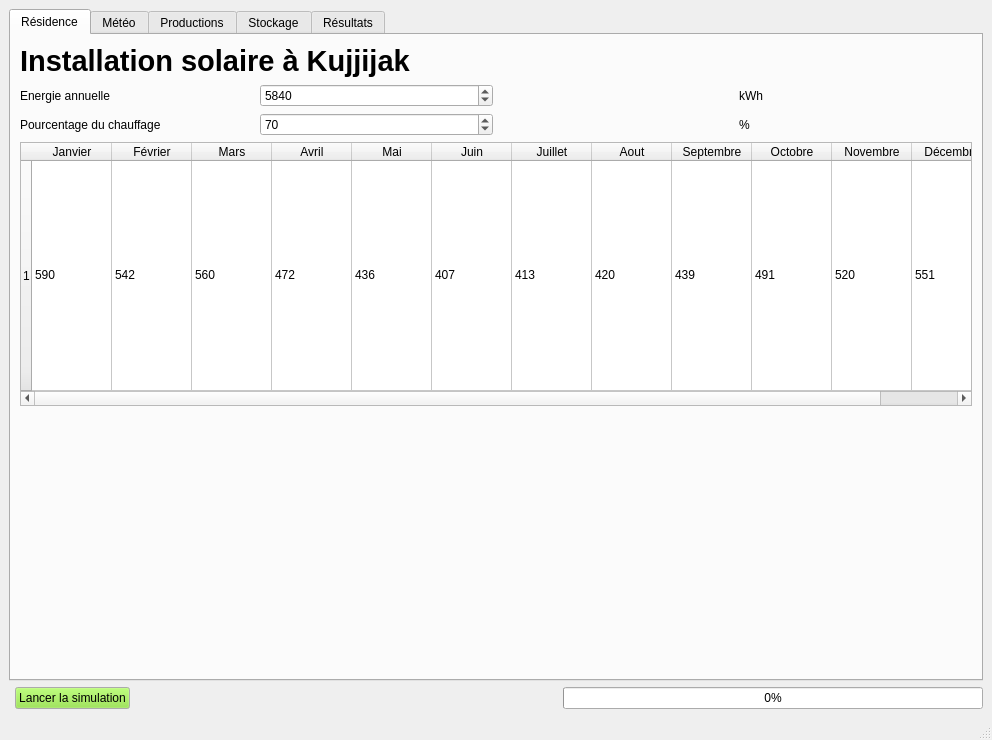
Above: Stockage/Application/GUI.ui from nicolasleguerroue/Utils-python before the change. Below: the same form after it.
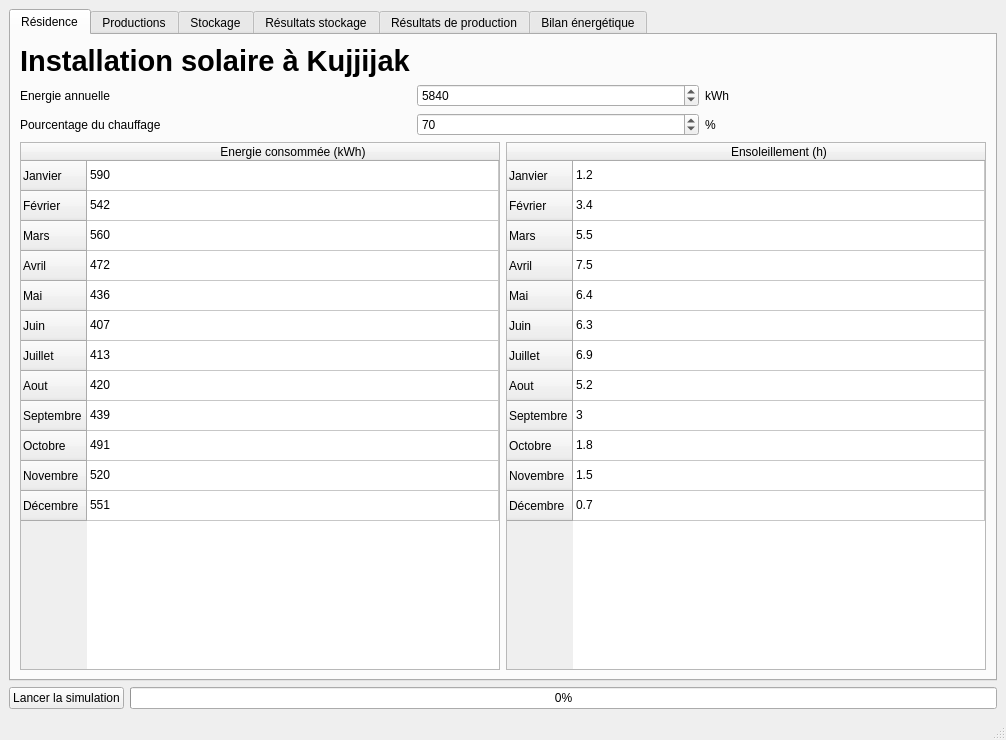
That is the form after the change. The open tabs and pages were chosen to show the change. Custom widgets are drawn as their Qt base class.

What changed in the file:
```diff
--- a/Stockage/Application/GUI.ui
+++ b/Stockage/Application/GUI.ui
@@ -6,7 +6,7 @@
    <rect>
     <x>0</x>
     <y>0</y>
-    <width>992</width>
+    <width>1006</width>
     <height>740</height>
    </rect>
   </property>
@@ -26,53 +26,425 @@
    <bool>false</bool>
   </property>
   <widget class="QWidget" name="centralwidget">
-   <layout class="QGridLayout" name="gridLayout">
-    <item row="2" column="2">
-     <spacer name="horizontalSpacer">
-      <property name="orientation">
-       <enum>Qt::Horizontal</enum>
+   <layout class="QGridLayout" name="gridLayout_8">
+    <item row="1" column="1">
+     <widget class="QProgressBar" name="pb_progressBar">
+      <property name="value">
+       <number>0</number>
       </property>
-      <property name="sizeHint" stdset="0">
-       <size>
-        <width>40</width>
-        <height>20</height>
-       </size>
-      </property>
-     </spacer>
+     </widget>
     </item>
-    <item row="2" column="1">
-     <widget class="QPushButton" name="pb_openPort">
+    <item row="1" column="0">
+     <widget class="QPushButton" name="pb_run">
       <property name="palette">
        <palette>
         <active>
+         <colorrole role="WindowText">
+          <brush brushstyle="SolidPattern">
+           <color alpha="255">
+            <red>0</red>
+            <green>0</green>
+            <blue>0</blue>
+           </color>
+          </brush>
+         </colorrole>
          <colorrole role="Button">
           <brush brushstyle="SolidPattern">
            <color alpha="255">
-            <red>138</red>
-            <green>226</green>
-            <blue>52</blue>
+            <red>46</red>
+            <green>194</green>
+            <blue>126</blue>
+           </color>
+          </brush>
+         </colorrole>
+         <colorrole role="Light">
+          <brush brushstyle="SolidPattern">
+           <color alpha="255">
+            <red>96</red>
+            <green>255</green>
+            <blue>182</blue>
+           </color>
+          </brush>
+         </colorrole>
+         <colorrole role="Midlight">
+          <brush brushstyle="SolidPattern">
+           <color alpha="255">
+            <red>71</red>
+            <green>224</green>
+            <blue>154</blue>
+           </color>
+          </brush>
+         </colorrole>
+         <colorrole role="Dark">
+          <brush brushstyle="SolidPattern">
+           <color alpha="255">
+            <red>23</red>
+            <green>97</green>
+            <blue>63</blue>
+           </color>
+          </brush>
+         </colorrole>
+         <colorrole role="Mid">
+          <brush brushstyle="SolidPattern">
+           <color alpha="255">
+            <red>31</red>
+            <green>129</green>
+            <blue>84</blue>
+           </color>
+          </brush>
+         </colorrole>
+         <colorrole role="Text">
+          <brush brushstyle="SolidPattern">
+           <color alpha="255">
+            <red>0</red>
+            <green>0</green>
+            <blue>0</blue>
+           </color>
+          </brush>
+         </colorrole>
+         <colorrole role="BrightText">
+          <brush brushstyle="SolidPattern">
+           <color alpha="255">
+            <red>255</red>
+            <green>255</green>
+            <blue>255</blue>
+           </color>
+          </brush>
+         </colorrole>
+         <colorrole role="ButtonText">
+          <brush brushstyle="SolidPattern">
+           <color alpha="255">
+            <red>0</red>
+            <green>0</green>
+            <blue>0</blue>
+           </color>
+          </brush>
+         </colorrole>
+         <colorrole role="Base">
+          <brush brushstyle="SolidPattern">
+           <color alpha="255">
+            <red>255</red>
+            <green>255</green>
+            <blue>255</blue>
+           </color>
+          </brush>
+         </colorrole>
+         <colorrole role="Window">
+          <brush brushstyle="SolidPattern">
+           <color alpha="255">
+            <red>46</red>
+            <green>194</green>
+            <blue>126</blue>
+           </color>
+          </brush>
+         </colorrole>
+         <colorrole role="Shadow">
+          <brush brushstyle="SolidPattern">
+           <color alpha="255">
+            <red>0</red>
+            <green>0</green>
+            <blue>0</blue>
+           </color>
+          </brush>
+         </colorrole>
+         <colorrole role="AlternateBase">
+          <brush brushstyle="SolidPattern">
+           <color alpha="255">
+            <red>150</red>
+            <green>224</green>
+            <blue>190</blue>
+           </color>
+          </brush>
+         </colorrole>
+         <colorrole role="ToolTipBase">
+          <brush brushstyle="SolidPattern">
+           <color alpha="255">
+            <red>255</red>
+            <green>255</green>
+            <blue>220</blue>
+           </color>
+          </brush>
+         </colorrole>
+         <colorrole role="ToolTipText">
+          <brush brushstyle="SolidPattern">
+           <color alpha="255">
+            <red>0</red>
+            <green>0</green>
+            <blue>0</blue>
            </color>
           </brush>
          </colorrole>
         </active>
         <inactive>
+         <colorrole role="WindowText">
+          <brush brushstyle="SolidPattern">
+           <color alpha="255">
+            <red>0</red>
+            <green>0</green>
+            <blue>0</blue>
+           </color>
+          </brush>
+         </colorrole>
          <colorrole role="Button">
           <brush brushstyle="SolidPattern">
            <color alpha="255">
-            <red>138</red>
-            <green>226</green>
-            <blue>52</blue>
+            <red>239</red>
+            <green>239</green>
+            <blue>239</blue>
+           </color>
+          </brush>
+         </colorrole>
+         <colorrole role="Light">
+          <brush brushstyle="SolidPattern">
+           <color alpha="255">
+            <red>255</red>
+            <green>255</green>
+            <blue>255</blue>
+           </color>
+          </brush>
+         </colorrole>
+         <colorrole role="Midlight">
+          <brush brushstyle="SolidPattern">
+           <color alpha="255">
+            <red>202</red>
+            <green>202</green>
+            <blue>202</blue>
+           </color>
+          </brush>
+         </colorrole>
+         <colorrole role="Dark">
+          <brush brushstyle="SolidPattern">
+           <color alpha="255">
+            <red>159</red>
+            <green>159</green>
+            <blue>159</blue>
+           </color>
+          </brush>
+         </colorrole>
+         <colorrole role="Mid">
+          <brush brushstyle="SolidPattern">
+           <color alpha="255">
+            <red>184</red>
+            <green>184</green>
+            <blue>184</blue>
+           </color>
+          </brush>
+         </colorrole>
+         <colorrole role="Text">
+          <brush brushstyle="SolidPattern">
+           <color alpha="255">
+            <red>0</red>
+            <green>0</green>
+            <blue>0</blue>
+           </color>
+          </brush>
+         </colorrole>
+         <colorrole role="BrightText">
+          <brush brushstyle="SolidPattern">
+           <color alpha="255">
+            <red>255</red>
+            <green>255</green>
+            <blue>255</blue>
+           </color>
+          </brush>
+         </colorrole>
+         <colorrole role="ButtonText">
+          <brush brushstyle="SolidPattern">
+           <color alpha="255">
+            <red>0</red>
+            <green>0</green>
+            <blue>0</blue>
+           </color>
+          </brush>
+         </colorrole>
+         <colorrole role="Base">
+          <brush brushstyle="SolidPattern">
+           <color alpha="255">
+            <red>255</red>
+            <green>255</green>
+            <blue>255</blue>
+           </color>
+          </brush>
+         </colorrole>
+         <colorrole role="Window">
+          <brush brushstyle="SolidPattern">
+           <color alpha="255">
+            <red>239</red>
+            <green>239</green>
+            <blue>239</blue>
+           </color>
+          </brush>
+         </colorrole>
+         <colorrole role="Shadow">
+          <brush brushstyle="SolidPattern">
+           <color alpha="255">
+            <red>118</red>
+            <green>118</green>
+            <blue>118</blue>
+           </color>
+          </brush>
+         </colorrole>
+         <colorrole role="AlternateBase">
+          <brush brushstyle="SolidPattern">
+           <color alpha="255">
+            <red>247</red>
+            <green>247</green>
+            <blue>247</blue>
+           </color>
+          </brush>
+         </colorrole>
+         <colorrole role="ToolTipBase">
+          <brush brushstyle="SolidPattern">
+           <color alpha="255">
+            <red>255</red>
+            <green>255</green>
+            <blue>220</blue>
+           </color>
+          </brush>
+         </colorrole>
+         <colorrole role="ToolTipText">
+          <brush brushstyle="SolidPattern">
+           <color alpha="255">
+            <red>0</red>
+            <green>0</green>
+            <blue>0</blue>
            </color>
           </brush>
          </colorrole>
         </inactive>
         <disabled>
+         <colorrole role="WindowText">
+          <brush brushstyle="SolidPattern">
+           <color alpha="255">
+            <red>23</red>
+            <green>97</green>
+            <blue>63</blue>
+           </color>
+          </brush>
+         </colorrole>
          <colorrole role="Button">
           <brush brushstyle="SolidPattern">
            <color alpha="255">
-            <red>138</red>
-            <green>226</green>
-            <blue>52</blue>
+            <red>46</red>
+            <green>194</green>
+            <blue>126</blue>
+           </color>
+          </brush>
+         </colorrole>
+         <colorrole role="Light">
+          <brush brushstyle="SolidPattern">
+           <color alpha="255">
+            <red>96</red>
+            <green>255</green>
+            <blue>182</blue>
+           </color>
+          </brush>
+         </colorrole>
+         <colorrole role="Midlight">
+          <brush brushstyle="SolidPattern">
+           <color alpha="255">
+            <red>71</red>
+            <green>224</green>
+            <blue>154</blue>
+           </color>
+          </brush>
+         </colorrole>
+         <colorrole role="Dark">
+          <brush brushstyle="SolidPattern">
+           <color alpha="255">
+            <red>23</red>
+            <green>97</green>
+            <blue>63</blue>
+           </color>
+          </brush>
+         </colorrole>
+         <colorrole role="Mid">
+          <brush brushstyle="SolidPattern">
+           <color alpha="255">
+            <red>31</red>
+            <green>129</green>
+            <blue>84</blue>
+           </color>
+          </brush>
+         </colorrole>
+         <colorrole role="Text">
+          <brush brushstyle="SolidPattern">
+           <color alpha="255">
+            <red>23</red>
+            <green>97</green>
+            <blue>63</blue>
+           </color>
+          </brush>
+         </colorrole>
+         <colorrole role="BrightText">
+          <brush brushstyle="SolidPattern">
+           <color alpha="255">
+            <red>255</red>
+            <green>255</green>
+            <blue>255</blue>
+           </color>
+          </brush>
+         </colorrole>
+         <colorrole role="ButtonText">
+          <brush brushstyle="SolidPattern">
+           <color alpha="255">
+            <red>23</red>
+            <green>97</green>
+            <blue>63</blue>
+           </color>
+          </brush>
+         </colorrole>
+         <colorrole role="Base">
+          <brush brushstyle="SolidPattern">
+           <color alpha="255">
+            <red>46</red>
+            <green>194</green>
+            <blue>126</blue>
+           </color>
+          </brush>
+         </colorrole>
+         <colorrole role="Window">
+          <brush brushstyle="SolidPattern">
+           <color alpha="255">
+            <red>46</red>
+            <green>194</green>
+            <blue>126</blue>
+           </color>
+          </brush>
+         </colorrole>
+         <colorrole role="Shadow">
+          <brush brushstyle="SolidPattern">
+           <color alpha="255">
+            <red>177</red>
+            <green>177</green>
+            <blue>177</blue>
+           </color>
+          </brush>
+         </colorrole>
+         <colorrole role="AlternateBase">
+          <brush brushstyle="SolidPattern">
+           <color alpha="255">
+            <red>247</red>
+            <green>247</green>
+            <blue>247</blue>
+           </color>
+          </brush>
+         </colorrole>
+         <colorrole role="ToolTipBase">
+          <brush brushstyle="SolidPattern">
+           <color alpha="255">
+            <red>255</red>
+            <green>255</green>
+            <blue>220</blue>
+           </color>
+          </brush>
+         </colorrole>
+         <colorrole role="ToolTipText">
+          <brush brushstyle="SolidPattern">
+           <color alpha="255">
+            <red>0</red>
+            <green>0</green>
+            <blue>0</blue>
            </color>
           </brush>
          </colorrole>
@@ -84,15 +456,14 @@
       </property>
      </widget>
     </item>
-    <item row="2" column="3">
-     <widget class="QProgressBar" name="pb_progressBar">
-      <property name="value">
-       <number>0</number>
-      </property>
-     </widget>
-    </item>
-    <item row="1" column="0" colspan="4">
+    <item row="0" column="0" colspan="2">
      <widget class="QTabWidget" name="tabWidget">
+      <property name="sizePolicy">
+       <sizepolicy hsizetype="Minimum" vsizetype="Expanding">
+        <horstretch>0</horstretch>
+        <verstretch>0</verstretch>
+       </sizepolicy>
+      </property>
       <property name="currentIndex">
        <number>3</number>
       </property>
@@ -101,28 +472,7 @@
         <string>Résidence</string>
        </attribute>
        <layout class="QGridLayout" name="gridLayout_2">
-        <item row="2" column="0">
-         <widget class="QLabel" name="label_2">
-          <property name="text">
-           <string>Pourcentage du chauffage</string>
-          </property>
-         </widget>
-        </item>
-        <item row="1" column="0">
-         <widget class="QLabel" name="label">
-          <property name="text">
-           <string>Energie annuelle</string>
-          </property>
-         </widget>
-        </item>
-        <item row="2" column="3">
-         <widget class="QLabel" name="label_4">
-          <property name="text">
-           <string>%</string>
-          </property>
-         </widget>
-        </item>
-        <item row="0" column="0" colspan="4">
+        <item row="0" column="0">
          <widget class="QLabel" name="label_5">
           <property name="sizePolicy">
            <sizepolicy hsizetype="Preferred" vsizetype="Maximum">
@@ -135,17 +485,63 @@
           </property>
          </widget>
         </item>
-        <item row="1" column="3">
+        <item row="1" column="0">
+         <widget class="QLabel" name="label">
+          <property name="text">
+           <string>Energie annuelle</string>
+          </property>
+         </widget>
+        </item>
+        <item row="1" column="1">
+         <widget class="QSpinBox" name="sb__consumptionYear">
+          <property name="maximum">
+           <number>20000</number>
+          </property>
+          <property name="value">
+           <number>5840</number>
+          </property>
+         </widget>
+        </item>
+        <item row="1" column="2">
          <widget class="QLabel" name="label_3">
           <property name="text">
            <string>kWh</string>
           </property>
          </widget>
         </item>
-        <item row="3" column="0" colspan="4">
+        <item row="2" column="0">
+         <widget class="QLabel" name="label_2">
+          <property name="text">
+           <string>Pourcentage du chauffage</string>
+          </property>
+         </widget>
+        </item>
+        <item row="2" column="1">
+         <widget class="QSpinBox" name="sb_rateHeat">
+          <property name="value">
+           <number>70</number>
+          </property>
+         </widget>
+        </item>
+        <item row="2" column="2">
+         <widget class="QLabel" name="label_4">
+          <property name="text">
+           <string>%</string>
+          </property>
+         </widget>
+        </item>
+        <item row="3" column="0" colspan="3">
+         <layout class="QHBoxLayout" name="horizontalLayout">
+          <item>
          <widget class="QTableWidget" name="tw_consumption">
+            <property name="sizePolicy">
+             <sizepolicy hsizetype="Expanding" vsizetype="Minimum">
+              <horstretch>0</horstretch>
+              <verstretch>0</verstretch>
+             </sizepolicy>
+            </property>
           <property name="rowCount">
-           <number>1</number>
+             <number>12</number>
           </property>
           <attribute name="horizontalHeaderMinimumSectionSize">
            <number>70</number>
@@ -157,67 +553,71 @@
            <bool>true</bool>
           </attribute>
           <attribute name="verticalHeaderStretchLastSection">
-           <bool>true</bool>
-          </attribute>
-          <row/>
-          <column>
+             <bool>false</bool>
+            </attribute>
+            <row>
            <property name="text">
             <string>Janvier</string>
            </property>
-          </column>
-          <column>
+            </row>
+            <row>
            <property name="text">
             <string>Février</string>
            </property>
-          </column>
-          <column>
+            </row>
+            <row>
            <property name="text">
             <string>Mars</string>
            </property>
-          </column>
-          <column>
+            </row>
+            <row>
            <property name="text">
             <string>Avril</string>
            </property>
-          </column>
-          <column>
+            </row>
+            <row>
            <property name="text">
             <string>Mai</string>
            </property>
-          </column>
-          <column>
+            </row>
+            <row>
            <property name="text">
             <string>Juin</string>
            </property>
-          </column>
-          <column>
+            </row>
+            <row>
            <property name="text">
             <string>Juillet</string>
            </property>
-          </column>
-          <column>
+            </row>
+            <row>
            <property name="text">
             <string>Aout</string>
            </property>
-          </column>
-          <column>
+            </row>
+            <row>
            <property name="text">
             <string>Septembre</string>
            </property>
-          </column>
-          <column>
+            </row>
+            <row>
            <property name="text">
             <string>Octobre</string>
            </property>
-          </column>
-          <column>
+            </row>
+            <row>
            <property name="text">
             <string>Novembre</string>
            </property>
-          </column>
-          <column>
+            </row>
+            <row>
            <property name="text">
             <string>Décembre</string>
+             </property>
+            </row>
+            <column>
+             <property name="text">
+              <string>Energie consommée (kWh)</string>
            </property>
           </column>
           <item row="0" column="0">
@@ -225,165 +625,149 @@
             <string>590</string>
            </property>
           </item>
-          <item row="0" column="1">
+            <item row="1" column="0">
            <property name="text">
             <string>542</string>
            </property>
           </item>
-          <item row="0" column="2">
+            <item row="2" column="0">
            <property name="text">
             <string>560</string>
            </property>
           </item>
-          <item row="0" column="3">
+            <item row="3" column="0">
            <property name="text">
             <string>472</string>
            </property>
           </item>
-          <item row="0" column="4">
+            <item row="4" column="0">
            <property name="text">
             <string>436</string>
            </property>
           </item>
-          <item row="0" column="5">
+            <item row="5" column="0">
            <property name="text">
             <string>407</string>
            </property>
           </item>
-          <item row="0" column="6">
+            <item row="6" column="0">
            <property name="text">
             <string>413</string>
            </property>
           </item>
-          <item row="0" column="7">
+            <item row="7" column="0">
            <property name="text">
             <string>420</string>
            </property>
           </item>
-          <item row="0" column="8">
+            <item row="8" column="0">
            <property name="text">
             <string>439</string>
            </property>
           </item>
-          <item row="0" column="9">
+            <item row="9" column="0">
            <property name="text">
             <string>491</string>
            </property>
           </item>
-          <item row="0" column="10">
+            <item row="10" column="0">
            <property name="text">
             <string>520</string>
            </property>
           </item>
-          <item row="0" column="11">
+            <item row="11" column="0">
            <property name="text">
             <string>551</string>
            </property>
           </item>
          </widget>
         </item>
-        <item row="1" column="1">
-         <widget class="QSpinBox" name="sb__consumptionYear">
-          <property name="maximum">
-           <number>20000</number>
-          </property>
-          <property name="value">
-           <number>5840</number>
-          </property>
-         </widget>
-        </item>
-        <item row="2" column="1">
-         <widget class="QSpinBox" name="sb_rateHeat">
-          <property name="value">
-           <number>70</number>
-          </property>
-         </widget>
-        </item>
-        <item row="4" column="0">
-         <spacer name="verticalSpacer">
-          <property name="orientation">
-           <enum>Qt::Vertical</enum>
-          </property>
-          <property name="sizeHint" stdset="0">
-           <size>
-            <width>20</width>
-            <height>40</height>
-           </size>
-          </property>
-         </spacer>
-        </item>
-       </layout>
-      </widget>
-      <widget class="QWidget" name="tab_3">
-       <attribute name="title">
-        <string>Météo</string>
-       </attribute>
-       <layout class="QGridLayout" name="gridLayout_5">
-        <item row="1" column="0">
+          <item>
          <widget class="QTableWidget" name="tw_sun">
+            <property name="sizePolicy">
+             <sizepolicy hsizetype="Expanding" vsizetype="Minimum">
+              <horstretch>0</horstretch>
+              <verstretch>0</verstretch>
+             </sizepolicy>
+            </property>
+            <property name="rowCount">
+             <number>12</number>
+            </property>
+            <attribute name="horizontalHeaderMinimumSectionSize">
+             <number>70</number>
+            </attribute>
+            <attribute name="horizontalHeaderDefaultSectionSize">
+             <number>80</number>
+            </attribute>
+            <attribute name="horizontalHeaderStretchLastSection">
+             <bool>true</bool>
+            </attribute>
+            <attribute name="verticalHeaderStretchLastSection">
+             <bool>false</bool>
+            </attribute>
           <row>
-           <property name="text">
-            <string/>
-           </property>
-          </row>
-          <column>
            <property name="text">
             <string>Janvier</string>
            </property>
-          </column>
-          <column>
+            </row>
+            <row>
            <property name="text">
             <string>Février</string>
            </property>
-          </column>
-          <column>
+            </row>
+            <row>
            <property name="text">
             <string>Mars</string>
            </property>
-          </column>
-          <column>
+            </row>
+            <row>
            <property name="text">
             <string>Avril</string>
            </property>
-          </column>
-          <column>
+            </row>
+            <row>
            <property name="text">
             <string>Mai</string>
            </property>
-          </column>
-          <column>
+            </row>
+            <row>
            <property name="text">
             <string>Juin</string>
            </property>
-          </column>
-          <column>
+            </row>
+            <row>
            <property name="text">
             <string>Juillet</string>
            </property>
-          </column>
-          <column>
+            </row>
+            <row>
            <property name="text">
             <string>Aout</string>
            </property>
-          </column>
-          <column>
+            </row>
+            <row>
            <property name="text">
             <string>Septembre</string>
            </property>
-          </column>
-          <column>
+            </row>
+            <row>
            <property name="text">
             <string>Octobre</string>
            </property>
-          </column>
-          <column>
+            </row>
+            <row>
            <property name="text">
             <string>Novembre</string>
            </property>
-          </column>
-          <column>
+            </row>
+            <row>
            <property name="text">
             <string>Décembre</string>
+             </property>
+            </row>
+            <column>
+             <property name="text">
+              <string>Ensoleillement (h)</string>
            </property>
           </column>
           <item row="0" column="0">
@@ -391,82 +775,64 @@
             <string>1.2</string>
            </property>
           </item>
-          <item row="0" column="1">
+            <item row="1" column="0">
            <property name="text">
             <string>3.4</string>
            </property>
           </item>
-          <item row="0" column="2">
+            <item row="2" column="0">
            <property name="text">
             <string>5.5</string>
            </property>
           </item>
-          <item row="0" column="3">
+            <item row="3" column="0">
            <property name="text">
             <string>7.5</string>
            </property>
           </item>
-          <item row="0" column="4">
+            <item row="4" column="0">
            <property name="text">
             <string>6.4</string>
            </property>
           </item>
-          <item row="0" column="5">
+            <item row="5" column="0">
            <property name="text">
             <string>6.3</string>
            </property>
           </item>
-          <item row="0" column="6">
+            <item row="6" column="0">
            <property name="text">
             <string>6.9</string>
            </property>
           </item>
-          <item row="0" column="7">
+            <item row="7" column="0">
            <property name="text">
             <string>5.2</string>
            </property>
           </item>
-          <item row="0" column="8">
+            <item row="8" column="0">
            <property name="text">
             <string>3</string>
            </property>
           </item>
-          <item row="0" column="9">
+            <item row="9" column="0">
            <property name="text">
             <string>1.8</string>
            </property>
           </item>
-          <item row="0" column="10">
+            <item row="10" column="0">
            <property name="text">
             <string>1.5</string>
            </property>
           </item>
-          <item row="0" column="11">
+            <item row="11" column="0">
            <property name="text">
             <string>0.7</string>
            </property>
           </item>
          </widget>
         </item>
-        <item row="0" column="0">
-         <widget class="QLabel" name="label_6">
-          <property name="text">
-           <string>&lt;html&gt;&lt;head/&gt;&lt;body&gt;&lt;p&gt;&lt;span style=&quot; font-size:14pt; font-weight:700;&quot;&gt;Nombre d'heures de soleil moyen par jour pour un mois donnée&lt;/span&gt;&lt;/p&gt;&lt;/body&gt;&lt;/html&gt;</string>
-          </property>
-         </widget>
-        </item>
-        <item row="2" column="0">
-         <spacer name="verticalSpacer_2">
-          <property name="orientation">
-           <enum>Qt::Vertical</enum>
-          </property>
-          <property name="sizeHint" stdset="0">
-           <size>
-            <width>20</width>
-            <height>40</height>
-           </size>
-          </property>
-         </spacer>
+         </layout>
         </item>
        </layout>
       </widget>
@@ -885,11 +1251,124 @@
         </item>
        </layout>
       </widget>
+      <widget class="QWidget" name="tab_5">
+       <property name="sizePolicy">
+        <sizepolicy hsizetype="Minimum" vsizetype="Preferred">
+         <horstretch>0</horstretch>
+         <verstretch>0</verstretch>
+        </sizepolicy>
+       </property>
+       <attribute name="title">
+        <string>Résultats stockage</string>
+       </attribute>
+       <layout class="QGridLayout" name="gridLayout">
+        <item row="0" column="0">
+         <widget class="QPushButton" name="pb_previousStorage">
+          <property name="text">
+           <string>Mois précédent</string>
+          </property>
+         </widget>
+        </item>
+        <item row="0" column="1">
+         <widget class="QPushButton" name="pb_nextStorage">
+          <property name="text">
+           <string>Mois suivant</string>
+          </property>
+         </widget>
+        </item>
+        <item row="1" column="0" colspan="2">
+         <widget class="PlotWidget" name="graph_battery" native="true">
+          <property name="sizePolicy">
+           <sizepolicy hsizetype="Minimum" vsizetype="Minimum">
+            <horstretch>0</horstretch>
+            <verstretch>0</verstretch>
+           </sizepolicy>
+          </property>
+         </widget>
+        </item>
+        <item row="2" column="0" colspan="2">
+         <widget class="PlotWidget" name="graph_salt" native="true">
+          <property name="sizePolicy">
+           <sizepolicy hsizetype="Minimum" vsizetype="Minimum">
+            <horstretch>0</horstretch>
+            <verstretch>0</verstretch>
+           </sizepolicy>
+          </property>
+         </widget>
+        </item>
+        <item row="3" column="0" colspan="2">
+         <widget class="PlotWidget" name="graph_hydrogen" native="true">
+          <property name="sizePolicy">
+           <sizepolicy hsizetype="Minimum" vsizetype="Minimum">
+            <horstretch>0</horstretch>
+            <verstretch>0</verstretch>
+           </sizepolicy>
+          </property>
+         </widget>
+        </item>
+       </layout>
+      </widget>
       <widget class="QWidget" name="tab">
        <attribute name="title">
-        <string>Résultats</string>
+        <string>Résultats de production</string>
        </attribute>
-       <layout class="QGridLayout" name="gridLayout_8"/>
+       <layout class="QGridLayout" name="gridLayout_5">
+        <item row="0" column="0">
+         <widget class="QPushButton" name="pb_previousBilan">
+          <property name="text">
+           <string>Mois précédent</string>
+          </property>
+         </widget>
+        </item>
+        <item row="0" column="1">
+         <widget class="QPushButton" name="pb_nextBilan">
+          <property name="text">
+           <string>Mois suivant</string>
+          </property>
+         </widget>
+        </item>
+        <item row="1" column="0" colspan="2">
+         <widget class="PlotWidget" name="graph_panels" native="true">
+          <property name="sizePolicy">
+           <sizepolicy hsizetype="Minimum" vsizetype="Preferred">
+            <horstretch>0</horstretch>
+            <verstretch>0</verstretch>
+           </sizepolicy>
+          </property>
+         </widget>
+        </item>
+       </layout>
+      </widget>
+      <widget class="QWidget" name="tab_3">
+       <attribute name="title">
+        <string>Bilan énergétique</string>
+       </attribute>
+       <layout class="QGridLayout" name="gridLayout_7">
+        <item row="0" column="0">
+         <widget class="QPushButton" name="pb_previousPower">
+          <property name="text">
+           <string>Mois précédent</string>
+          </property>
+         </widget>
+        </item>
+        <item row="0" column="1">
+         <widget class="QPushButton" name="pb_nextPower">
+          <property name="text">
+           <string>Mois suivant</string>
+          </property>
+         </widget>
+        </item>
+        <item row="1" column="0" colspan="2">
+         <widget class="PlotWidget" name="graph_bilan" native="true">
+          <property name="sizePolicy">
+           <sizepolicy hsizetype="Minimum" vsizetype="Preferred">
+            <horstretch>0</horstretch>
+            <verstretch>0</verstretch>
+           </sizepolicy>
+          </property>
+         </widget>
+        </item>
+       </layout>
       </widget>
      </widget>
     </item>
@@ -907,6 +1386,14 @@
   </widget>
   <widget class="QStatusBar" name="statusbar"/>
  </widget>
+ <customwidgets>
+  <customwidget>
+   <class>PlotWidget</class>
+   <extends>QWidget</extends>
+   <header>pyqtgraph</header>
+   <container>1</container>
+  </customwidget>
+ </customwidgets>
  <resources/>
  <connections/>
 </ui>
```
Left out of the diff: 223 changed lines with no effect on the pictures. Lines whose indentation alone changed are shown as unchanged.
